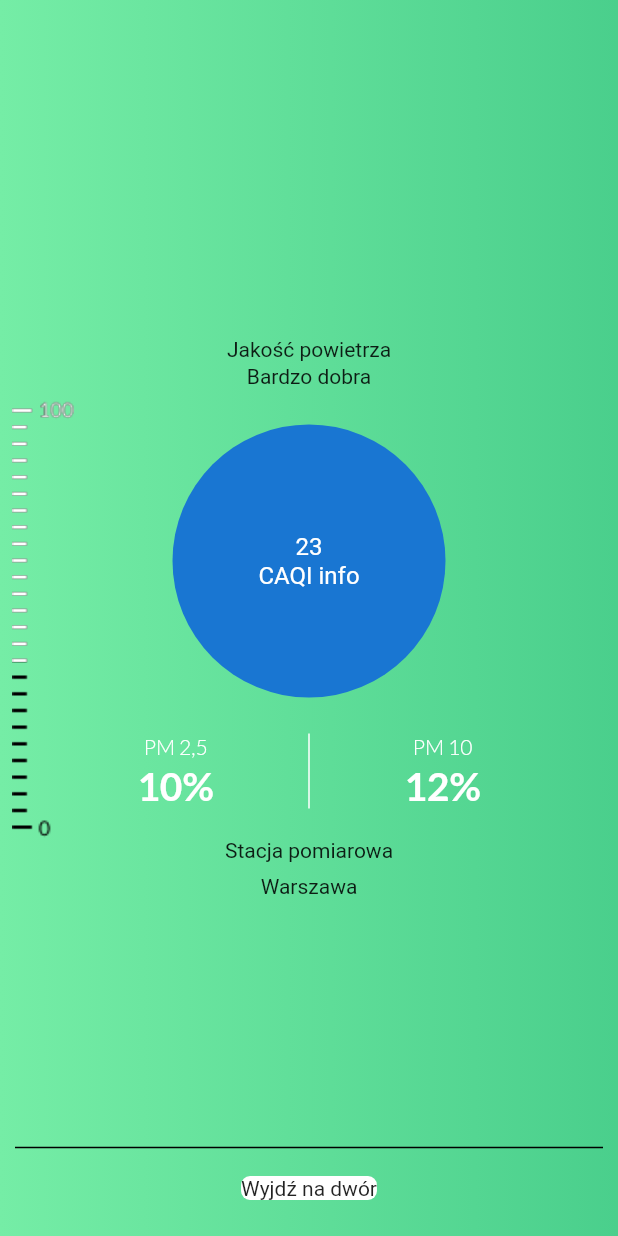
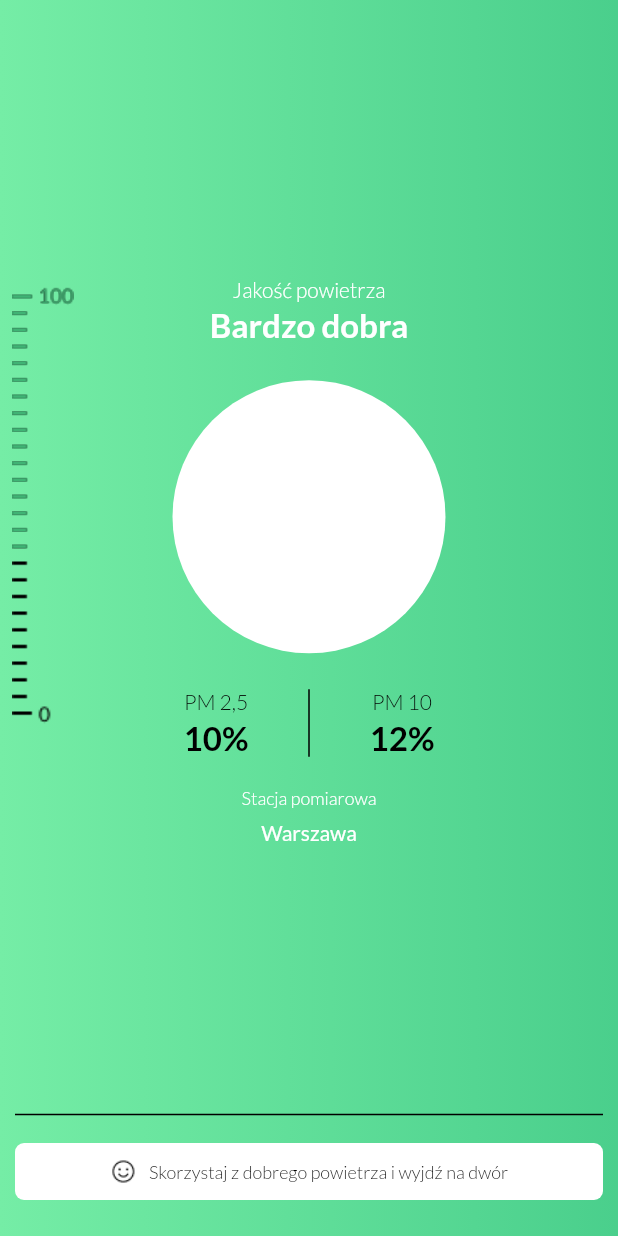
Before and after one commit to karoklinik/clean_air, a Flutter app: the AirScreen screen opened directly, on a phone screen of 412 x 824 dp. Run offline on Flutter 3.47's test engine with Material 2 defaults, Android fonts, the phone set to English and light mode, and no system bars; our stand-ins replace google_fonts, weather; network calls fail; statements that could not run were skipped.

Commit message:
Styling UI for AirScreen.dart

```diff
--- a/lib/AirScreen.dart
+++ b/lib/AirScreen.dart
@@ -1,7 +1,5 @@
 import 'package:flutter/material.dart';
 import 'package:google_fonts/google_fonts.dart';
-
-import 'main.dart';
 
 class AirScreen extends StatefulWidget {
   const AirScreen({Key? key}) : super(key: key);
@@ -31,35 +29,60 @@ class _AirScreenState extends State<AirScreen> {
             child: Column(
               mainAxisAlignment: MainAxisAlignment.center,
               children: <Widget>[
-                Text("Jakość powietrza"),
-                Padding(padding: EdgeInsets.only(top: 2)),
-                Text("Bardzo dobra"),
-                Padding(padding: EdgeInsets.only(top: 24)),
+                Text("Jakość powietrza",
+                    textAlign: TextAlign.center,
+                    style: GoogleFonts.lato(
+                        textStyle: const TextStyle(
+                      fontSize: 14.0,
+                      height: 1.2,
+                      fontWeight: FontWeight.w300,
+                      color: Colors.white,
+                    ))),
+                const Padding(padding: EdgeInsets.only(top: 2)),
+                Text("Bardzo dobra",
+                    textAlign: TextAlign.center,
+                    style: GoogleFonts.lato(
+                        textStyle: const TextStyle(
+                      fontSize: 22.0,
+                      height: 1.2,
+                      fontWeight: FontWeight.w700,
+                      color: Colors.white,
+                    ))),
+                const Padding(padding: EdgeInsets.only(top: 24)),
                 CircleAvatar(
                   radius: 91.0,
+                  backgroundColor: Colors.white,
                   child: Center(
-                      child: Container(
-                    child: Column(
-                        mainAxisAlignment: MainAxisAlignment.center,
-                        children: [
-                          Text(
-                            "23",
+                      child: Column(
+                          mainAxisAlignment: MainAxisAlignment.center,
+                          children: [
+                        Text("23",
                             textAlign: TextAlign.center,
-                          ),
-                          Text(
-                            "CAQI info",
+                            style: GoogleFonts.lato(
+                                textStyle: const TextStyle(
+                              fontSize: 64.0,
+                              height: 1.2,
+                              fontWeight: FontWeight.w300,
+                              color: Colors.white,
+                            ))),
+                        Text("CAQI info",
                             textAlign: TextAlign.center,
-                          )
-                        ]),
-                  )),
+                            style: GoogleFonts.lato(
+                                textStyle: const TextStyle(
+                              fontSize: 16.0,
+                              height: 1.2,
+                              fontWeight: FontWeight.w300,
+                              color: Colors.white,
+                            )))
+                      ])),
                 ),
-                Padding(padding: EdgeInsets.only(top: 24)),
+                const Padding(padding: EdgeInsets.only(top: 24)),
                 IntrinsicHeight(
                   child: Row(
                       mainAxisAlignment: MainAxisAlignment.center,
                       children: [
                         SizedBox(
-                          width: 130,
+                          width: 100,
                           child: Column(
                             mainAxisAlignment: MainAxisAlignment.end,
                             children: [
@@ -70,28 +93,28 @@ class _AirScreenState extends State<AirScreen> {
                                     fontSize: 14.0,
                                     height: 1.2,
                                     fontWeight: FontWeight.w300,
-                                    color: Colors.white,
+                                    color: Colors.black,
                                   ))),
                               const Padding(padding: EdgeInsets.only(top: 2.0)),
                               Text('10%',
                                   textAlign: TextAlign.center,
                                   style: GoogleFonts.lato(
                                       textStyle: const TextStyle(
-                                    fontSize: 26.0,
+                                    fontSize: 22.0,
                                     height: 1.2,
                                     fontWeight: FontWeight.w700,
-                                    color: Colors.white,
+                                    color: Colors.black,
                                   )))
                             ],
                           ),
                         ),
                         const VerticalDivider(
-                          color: Colors.white,
-                          width: 48,
+                          color: Colors.black,
+                          width: 24,
                           thickness: 1,
                         ),
                         SizedBox(
-                          width: 130,
+                          width: 100,
                           child: Column(
                             mainAxisAlignment: MainAxisAlignment.start,
                             children: [
@@ -102,33 +125,52 @@ class _AirScreenState extends State<AirScreen> {
                                     fontSize: 14.0,
                                     height: 1.2,
                                     fontWeight: FontWeight.w300,
-                                    color: Colors.white,
+                                    color: Colors.black,
                                   ))),
                               const Padding(padding: EdgeInsets.only(top: 2.0)),
                               Text('12%',
                                   textAlign: TextAlign.center,
                                   style: GoogleFonts.lato(
                                       textStyle: const TextStyle(
-                                    fontSize: 26.0,
+                                    fontSize: 22.0,
                                     height: 1.2,
                                     fontWeight: FontWeight.w700,
-                                    color: Colors.white,
+                                    color: Colors.black,
                                   )))
                             ],
                           ),
                         ),
                       ]),
                 ),
-                Padding(padding: EdgeInsets.only(top: 20)),
-                Text("Stacja pomiarowa"),
-                Padding(padding: EdgeInsets.only(top: 8)),
-                Text("Warszawa"),
+                const Padding(padding: EdgeInsets.only(top: 20)),
+                Text("Stacja pomiarowa",
+                    textAlign: TextAlign.center,
+                    style: GoogleFonts.lato(
+                        textStyle: const TextStyle(
+                      fontSize: 12.0,
+                      height: 1.2,
+                      fontWeight: FontWeight.w300,
+                      color: Colors.white,
+                    ))),
+                const Padding(padding: EdgeInsets.only(top: 8)),
+                Text("Warszawa",
+                    textAlign: TextAlign.center,
+                    style: GoogleFonts.lato(
+                        textStyle: const TextStyle(
+                      fontSize: 14.0,
+                      height: 1.2,
+                      fontWeight: FontWeight.w400,
+                      color: Colors.white,
+                    ))),
+                const Padding(
+                    padding:
+                        EdgeInsets.only(top: 76)) //powinno być osobną stałą
               ],
             ),
           ),
           Positioned(
               left: 8,
-              bottom: 0,
+              bottom: (76.0) * 2,
               right: 0,
               top: 0,
               child: Container(
@@ -146,11 +188,13 @@ class _AirScreenState extends State<AirScreen> {
                         ),
                       ),
                       ClipRect(
+                        //pierwszy na stosie, na jego wierzchu
                         child: Align(
                           alignment: Alignment.topLeft,
                           heightFactor: 1 - 0.4,
                           child: Image.asset(
                             'assets/danger-value.png',
+                            color: const Color(0xDD4acf87),
                             scale: 0.9,
                           ),
                         ),
@@ -166,8 +210,8 @@ class _AirScreenState extends State<AirScreen> {
                 child: Column(
                   mainAxisAlignment: MainAxisAlignment.center,
                   children: [
-                    Padding(
-                      padding: const EdgeInsets.only(
+                    const Padding(
+                      padding: EdgeInsets.only(
                           top: 62, right: 10, bottom: 14, left: 10),
                       child: Divider(
                         height: 10,
@@ -182,7 +226,30 @@ class _AirScreenState extends State<AirScreen> {
                         borderRadius: BorderRadius.circular(6.0),
                         child: Container(
                           color: Colors.white,
-                          child: Text("Wyjdź na dwór"),
+                          padding: const EdgeInsets.all(10.0),
+                          height: 38,
+                          child: IntrinsicHeight(
+                              child: Row(
+                            mainAxisAlignment: MainAxisAlignment.center,
+                            children: [
+                              const Image(
+                                alignment: Alignment.centerLeft,
+                                image: AssetImage('assets/happy.png'),
+                              ),
+                              const Padding(
+                                  padding: EdgeInsets.only(left: 8.0)),
+                              Text(
+                                  "Skorzystaj z dobrego powietrza i wyjdź na dwór",
+                                  textAlign: TextAlign.center,
+                                  style: GoogleFonts.lato(
+                                      textStyle: const TextStyle(
+                                    fontSize: 12.0,
+                                    height: 1.2,
+                                    fontWeight: FontWeight.w300,
+                                    color: Colors.black,
+                                  ))),
+                            ],
+                          )),
                         ),
                       ),
                     ),
```
